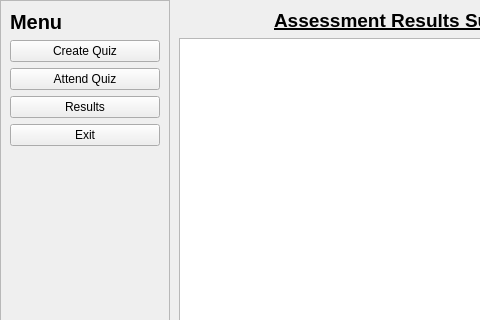
Above: main.ui from riyadbinaziz/SmartGrading before the change; both pictures show x 0 to 480 and y 0 to 320 of the 657 by 551 pixel window. Below: the same form after it.
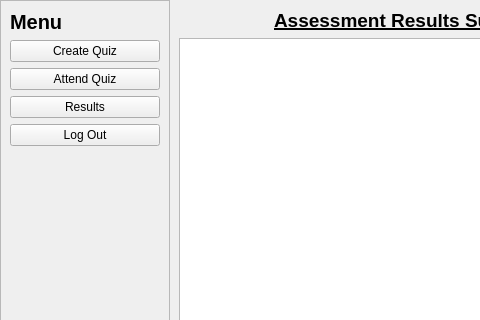
That is the form after the change.

Diff of the .ui file:
```diff
--- a/main.ui
+++ b/main.ui
@@ -238,7 +238,7 @@
            <item>
             <widget class="QPushButton" name="exit_sidebar_btn_home">
              <property name="text">
-              <string>Exit</string>
+              <string>Log Out</string>
              </property>
             </widget>
            </item>
```
Left out of the diff: 4 changed lines with no effect on the pictures.
